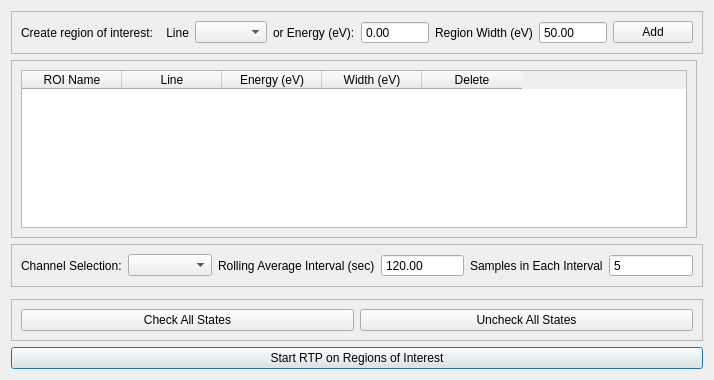
The window that massGui/ui/RoiRtpSetup.ui (gmondee/massGui) describes before a commit, drawn with Qt 5.
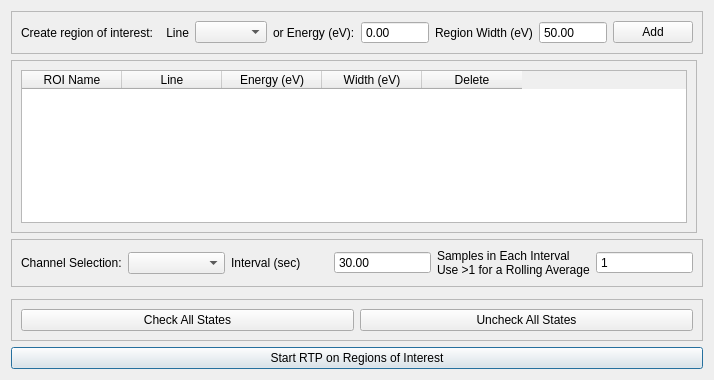
The same window after the commit. Custom widgets are drawn as their Qt base class.

Commit message: comments on roirtp

Diff of the .ui file:
```diff
--- a/massGui/ui/RoiRtpSetup.ui
+++ b/massGui/ui/RoiRtpSetup.ui
@@ -116,7 +116,7 @@
       <item>
        <widget class="QLabel" name="label_4">
         <property name="text">
-         <string>Rolling Average Interval (sec)</string>
+         <string>Interval (sec)</string>
         </property>
        </widget>
       </item>
@@ -132,14 +132,15 @@
          <double>9999999.990000000223517</double>
         </property>
         <property name="value">
-         <double>120.000000000000000</double>
+         <double>30.000000000000000</double>
         </property>
        </widget>
       </item>
       <item>
        <widget class="QLabel" name="label_7">
         <property name="text">
-         <string>Samples in Each Interval</string>
+         <string>Samples in Each Interval
+Use &gt;1 for a Rolling Average</string>
         </property>
        </widget>
       </item>
@@ -152,7 +153,7 @@
          <number>100000</number>
         </property>
         <property name="value">
-         <number>5</number>
+         <number>1</number>
         </property>
        </widget>
       </item>
```
The commit also changes 2 other files.
